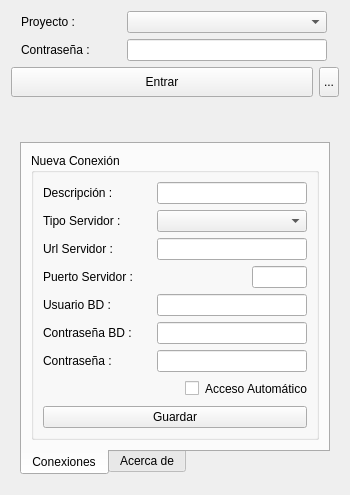
deavid/pineboo, file pineboolib/forms/dlg_connect.ui: the form before one commit.
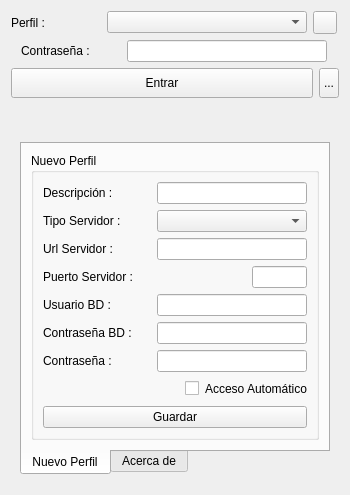
The form after the commit. Icons and pictures are not drawn.

Commit message: Botón borrar perfil

The edit to the form file:
```diff
--- a/pineboolib/forms/dlg_connect.ui
+++ b/pineboolib/forms/dlg_connect.ui
@@ -47,7 +47,7 @@
         </size>
        </property>
        <property name="text">
-        <string>Proyecto :</string>
+        <string>Perfil :</string>
        </property>
       </widget>
      </item>
@@ -61,6 +61,23 @@
        </property>
       </widget>
      </item>
+     <item>
+      <widget class="QToolButton" name="tbDeleteProfile">
+       <property name="toolTip">
+        <string>Borra el perfil seleccionado</string>
+       </property>
+       <property name="statusTip">
+        <string/>
+       </property>
+       <property name="text">
+        <string/>
+       </property>
+       <property name="icon">
+        <iconset>
+         <normaloff>../../share/icons/gtk-cancel.png</normaloff>../../share/icons/gtk-cancel.png</iconset>
+       </property>
+      </widget>
+     </item>
     </layout>
    </item>
    <item>
@@ -176,7 +193,7 @@
         </property>
         <widget class="QWidget" name="ConectionsTab">
          <attribute name="title">
-          <string>Conexiones</string>
+          <string>Nuevo Perfil</string>
          </attribute>
          <layout class="QVBoxLayout" name="verticalLayout_5">
           <item>
@@ -188,7 +205,7 @@
              </sizepolicy>
             </property>
             <property name="title">
-             <string>Nueva Conexión</string>
+             <string>Nuevo Perfil</string>
             </property>
             <layout class="QVBoxLayout" name="verticalLayout_3">
              <item>
```
Left out of the diff: 2 changed lines with no effect on the pictures. The commit also changes 1 other file.
